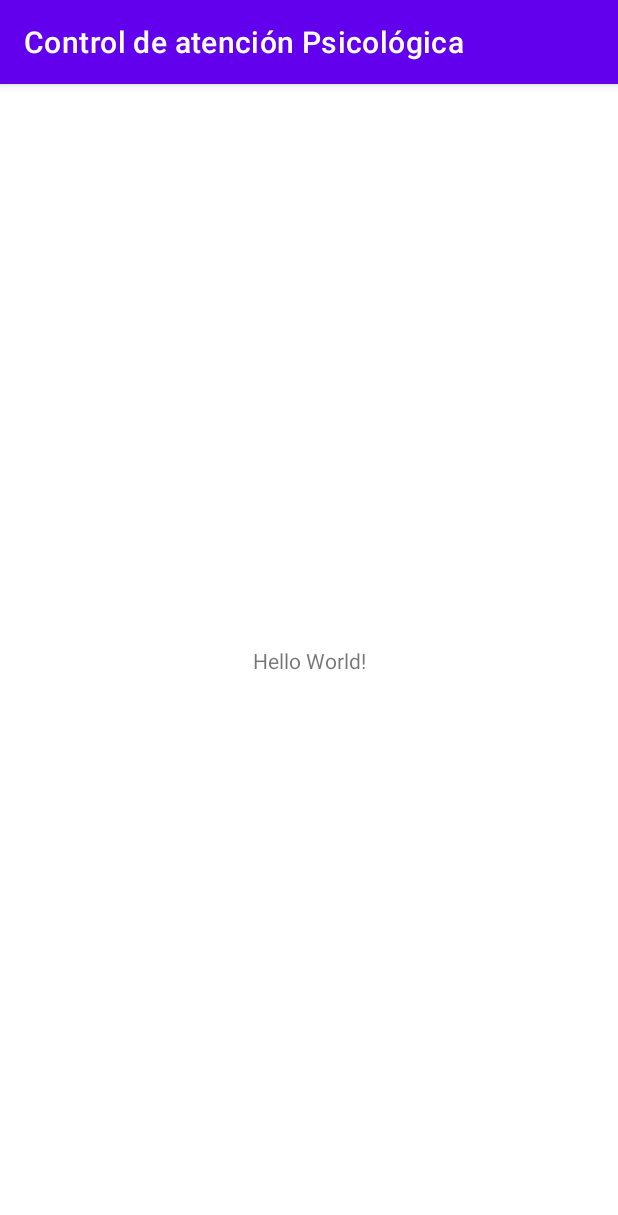
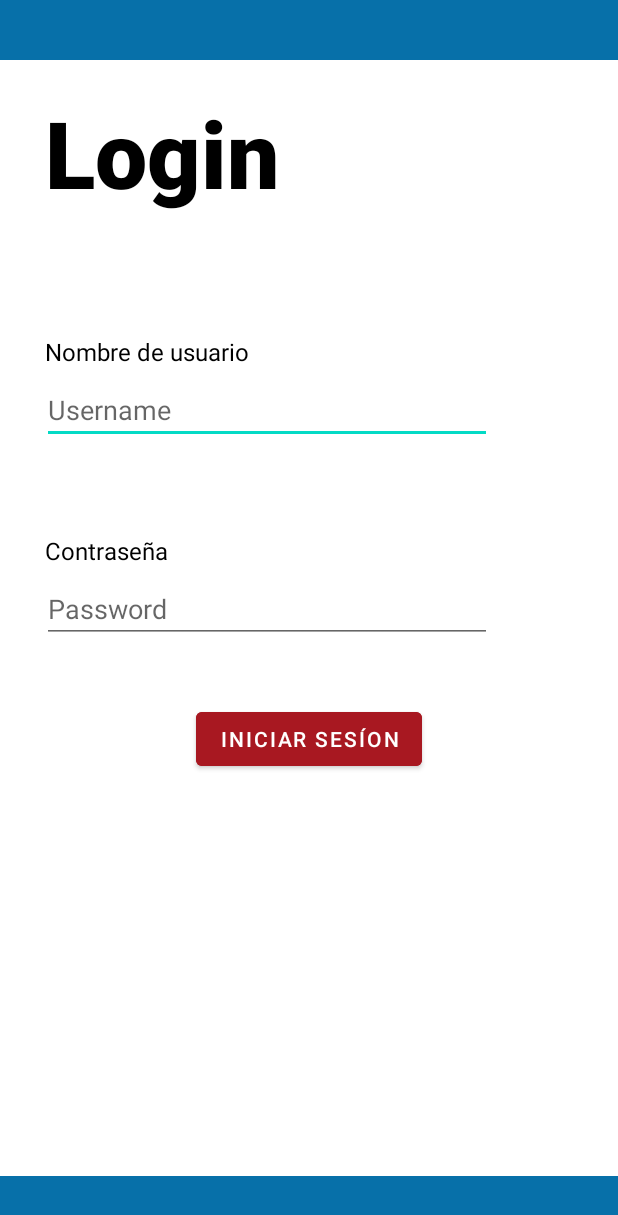
Before and after one commit to AngelAguilar16/PIControlAtencionPsicologica, an Android app: the screen it shows after launch (MainActivity), on a phone screen of 412 x 824 dp. Shown: the top 1215 px of the screen. Run offline under Robolectric (Android 15) with nearby library versions, the phone set to English and light mode, and no system bars.

Commit message:
MainActivity XML

```diff
--- a/app/src/main/res/layout/activity_main.xml
+++ b/app/src/main/res/layout/activity_main.xml
@@ -1,18 +1,77 @@
 <?xml version="1.0" encoding="utf-8"?>
-<androidx.constraintlayout.widget.ConstraintLayout xmlns:android="http://schemas.android.com/apk/res/android"
-    xmlns:app="http://schemas.android.com/apk/res-auto"
+<RelativeLayout xmlns:android="http://schemas.android.com/apk/res/android"
     xmlns:tools="http://schemas.android.com/tools"
     android:layout_width="match_parent"
     android:layout_height="match_parent"
     tools:context=".MainActivity">
 
+    <ImageView
+        android:layout_width="match_parent"
+        android:layout_height="40dp"
+        android:background="#0770A9" />
+
     <TextView
         android:layout_width="wrap_content"
         android:layout_height="wrap_content"
-        android:text="Hello World!"
-        app:layout_constraintBottom_toBottomOf="parent"
-        app:layout_constraintLeft_toLeftOf="parent"
-        app:layout_constraintRight_toRightOf="parent"
-        app:layout_constraintTop_toTopOf="parent" />
+        android:text="@string/login"
+        android:textColor="@color/black"
+        android:textSize="62sp"
+        android:fontFamily="sans-serif-black"
+        android:layout_marginTop="60dp"
+        android:layout_marginStart="30dp"
+        android:id="@+id/txtLoginMain"/>
 
-</androidx.constraintlayout.widget.ConstraintLayout>
+    <TextView
+        android:layout_width="wrap_content"
+        android:layout_height="wrap_content"
+        android:text="Nombre de usuario"
+        android:textSize="16sp"
+        android:textColor="@color/black"
+        android:layout_below="@id/txtLoginMain"
+        android:layout_marginStart="30dp"
+        android:layout_marginTop="80dp"
+        android:id="@+id/txtUsernameMain"/>
+    <EditText
+        android:layout_width="300dp"
+        android:layout_height="wrap_content"
+        android:hint="Username"
+        android:layout_below="@id/txtUsernameMain"
+        android:layout_marginStart="28dp"
+        android:layout_marginTop="5dp"
+        android:id="@+id/etUsernameMain"/>
+
+    <TextView
+        android:layout_width="wrap_content"
+        android:layout_height="wrap_content"
+        android:text="Contraseña"
+        android:textSize="16sp"
+        android:textColor="@color/black"
+        android:layout_below="@id/etUsernameMain"
+        android:layout_marginStart="30dp"
+        android:layout_marginTop="60dp"
+        android:id="@+id/txtPasswdMain"/>
+    <EditText
+        android:layout_width="300dp"
+        android:layout_height="wrap_content"
+        android:hint="Password"
+        android:layout_below="@id/txtPasswdMain"
+        android:layout_marginStart="28dp"
+        android:layout_marginTop="5dp"
+        android:id="@+id/etPasswdMain"/>
+
+    <Button
+        android:layout_width="wrap_content"
+        android:layout_height="wrap_content"
+        android:layout_centerHorizontal="true"
+        android:layout_below="@id/etPasswdMain"
+        android:text="Iniciar Sesíon"
+        android:backgroundTint="#A81821"
+        android:layout_marginTop="40dp"/>
+
+    <ImageView
+        android:layout_width="match_parent"
+        android:layout_height="40dp"
+        android:background="#0770A9"
+        android:layout_alignParentBottom="true"/>
+
+</RelativeLayout>
--- a/app/src/main/res/values-night/themes.xml
+++ b/app/src/main/res/values-night/themes.xml
@@ -1,13 +1,13 @@
 <resources xmlns:tools="http://schemas.android.com/tools">
     <!-- Base application theme. -->
-    <style name="Theme.ControlDeAtenciónPsicológica" parent="Theme.MaterialComponents.DayNight.DarkActionBar">
+    <style name="Theme.ControlDeAtenciónPsicológica" parent="Theme.MaterialComponents.DayNight.NoActionBar">
         <!-- Primary brand color. -->
-        <item name="colorPrimary">@color/purple_200</item>
+        <item name="colorPrimary">@color/purple_500</item>
         <item name="colorPrimaryVariant">@color/purple_700</item>
-        <item name="colorOnPrimary">@color/black</item>
+        <item name="colorOnPrimary">@color/white</item>
         <!-- Secondary brand color. -->
         <item name="colorSecondary">@color/teal_200</item>
-        <item name="colorSecondaryVariant">@color/teal_200</item>
+        <item name="colorSecondaryVariant">@color/teal_700</item>
         <item name="colorOnSecondary">@color/black</item>
         <!-- Status bar color. -->
         <item name="android:statusBarColor" tools:targetApi="l">?attr/colorPrimaryVariant</item>
--- a/app/src/main/res/values/strings.xml
+++ b/app/src/main/res/values/strings.xml
@@ -1,3 +1,4 @@
 <resources>
     <string name="app_name">Control de atención Psicológica</string>
+    <string name="login">Login</string>
 </resources>
--- a/app/src/main/res/values/themes.xml
+++ b/app/src/main/res/values/themes.xml
@@ -1,6 +1,6 @@
 <resources xmlns:tools="http://schemas.android.com/tools">
     <!-- Base application theme. -->
-    <style name="Theme.ControlDeAtenciónPsicológica" parent="Theme.MaterialComponents.DayNight.DarkActionBar">
+    <style name="Theme.ControlDeAtenciónPsicológica" parent="Theme.MaterialComponents.DayNight.NoActionBar">
         <!-- Primary brand color. -->
         <item name="colorPrimary">@color/purple_500</item>
         <item name="colorPrimaryVariant">@color/purple_700</item>
```
